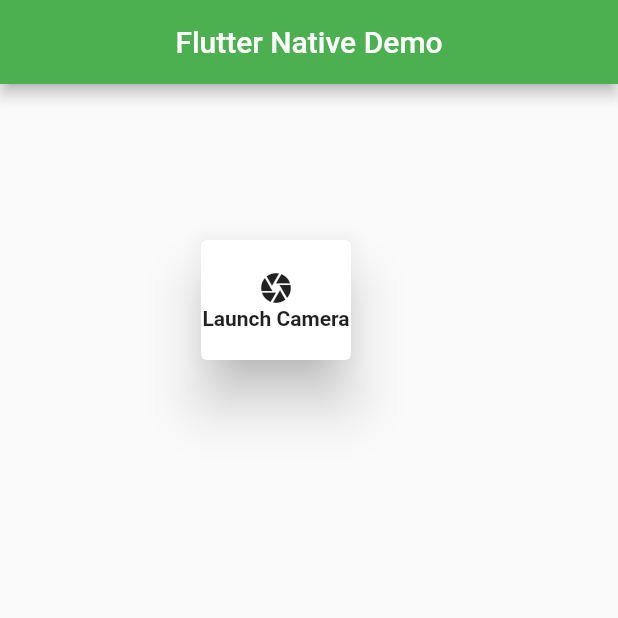
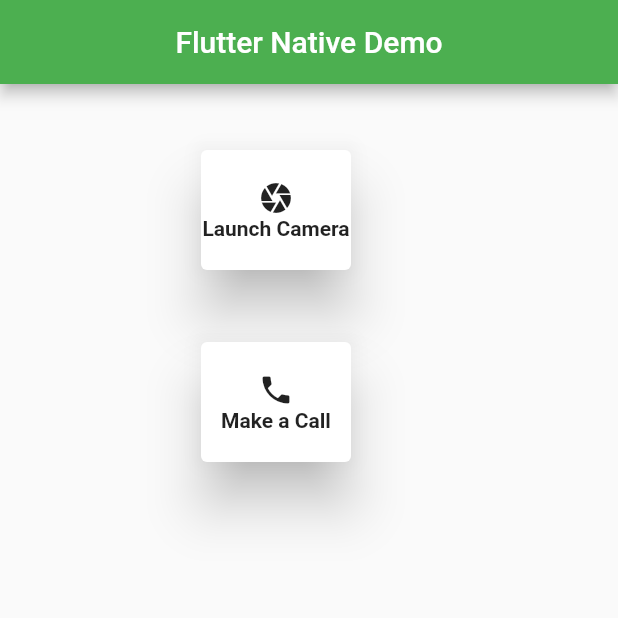
Before and after one commit to abhilashahyd/flutter_native_demo, a Flutter app: the screen it shows after launch, on a phone screen of 412 x 824 dp, the top half of it. Run offline on Flutter 3.47's test engine with Material 2 defaults, Android fonts, the phone set to English and light mode, and no system bars; our stand-ins replace camera; missing offline and left inert: flutter_phone_direct_caller.

Commit message:
Make a phone call related plugins

```diff
--- a/lib/screens/launch_screen.dart
+++ b/lib/screens/launch_screen.dart
@@ -5,7 +5,7 @@ import 'package:flutter/material.dart';
 import 'package:camera/camera.dart';
 import 'package:flutter_native_demo/widgets/take_picture_page.dart';
 import 'package:flutter_native_demo/widgets/file_list_preview.dart';
-
+import 'package:flutter_native_demo/widgets/make_a_call.dart';
 
 class LaunchScreen extends StatefulWidget {
   @override
@@ -42,12 +42,7 @@ class _LaunchScreenState extends State<LaunchScreen> {
   @override
   Widget build(BuildContext context) {
     return Scaffold(
-      appBar: AppBar(
-        centerTitle: true,
-        title:Text(
-          "Flutter Native Demo"
-        )
-      ),
+      appBar: AppBar(centerTitle: true, title: Text("Flutter Native Demo")),
       body: SingleChildScrollView(
         child: Column(
           mainAxisAlignment: MainAxisAlignment.start,
@@ -55,31 +50,36 @@ class _LaunchScreenState extends State<LaunchScreen> {
           children: [
             GestureDetector(
               child: Padding(
-                padding: const EdgeInsets.only(top: 100,left: 130),
-child:Card(
-  elevation:15,
-  child: Container(
-    height:80,
-    width:100,
-    child:Column(
-      mainAxisAlignment: MainAxisAlignment.center,
-      children: [Icon(Icons.camera),Text("Launch Camera",style:TextStyle(fontWeight: FontWeight.bold))],)
-  ),
-)
+                  padding: const EdgeInsets.only(top: 40, left: 130),
+                  child: Card(
+                    elevation: 15,
+                    child: Container(
+                        height: 80,
+                        width: 100,
+                        child: Column(
+                          mainAxisAlignment: MainAxisAlignment.center,
+                          children: [
+                            Icon(Icons.camera),
+                            Text("Launch Camera",
+                                style: TextStyle(fontWeight: FontWeight.bold))
+                          ],
+                        )),
+                  )
 //              child: RaisedButton(
 //              color:Colors.green,
 //                child:Text("Capture",style:TextStyle(color:Colors.white)),
 //                onPressed:() => _showCamera(),
 //              ),
-              ),
-              onTap: ()=>_showCamera(),
+                  ),
+              onTap: () => _showCamera(),
             ),
             attachmentList.length >= 1
                 ? Padding(
                     padding: const EdgeInsets.all(10),
                     child: FileListPreview(attachmentList, _removeImage),
                   )
-                : SizedBox()
+                : SizedBox(),
+            MakeACall()
           ],
         ),
       ),
--- /dev/null
+++ b/lib/widgets/make_a_call.dart
@@ -0,0 +1,41 @@
+import 'package:flutter/material.dart';
+import 'package:url_launcher/url_launcher.dart'; // call with dial pad
+import 'package:flutter_phone_direct_caller/flutter_phone_direct_caller.dart';
+
+class MakeACall extends StatelessWidget {
+  Future<void> _makePhoneCall(String contact, String mode) async {
+    if (mode == 'direct') {
+      bool res = await FlutterPhoneDirectCaller.callNumber(contact);
+      print(res);
+    } else {
+      if (await canLaunch(contact)) {
+        await launch(contact);
+      } else {
+        throw 'Could not launch $contact';
+      }
+    }
+  }
+
+  @override
+  Widget build(BuildContext context) {
+    return GestureDetector(
+      child: Padding(
+          padding: const EdgeInsets.only(top: 40, left: 130),
+          child: Card(
+            elevation: 15,
+            child: Container(
+                height: 80,
+                width: 100,
+                child: Column(
+                  mainAxisAlignment: MainAxisAlignment.center,
+                  children: [
+                    Icon(Icons.phone),
+                    Text("Make a Call",
+                        style: TextStyle(fontWeight: FontWeight.bold))
+                  ],
+                )),
+          )),
+      onTap: () => _makePhoneCall('0123456789', 'direct'),
+    );
+  }
+}
--- a/pubspec.yaml
+++ b/pubspec.yaml
@@ -26,6 +26,8 @@ dependencies:
   camera: ^0.5.8+2
   path_provider: ^1.6.11
   path: ^1.6.4
+  url_launcher: ^5.5.0
+  flutter_phone_direct_caller: ^1.0.1
 
 
   # The following adds the Cupertino Icons font to your application.
```
Also changed, not shown: lib/widgets/show_files.dart (deleted), pubspec.lock.
